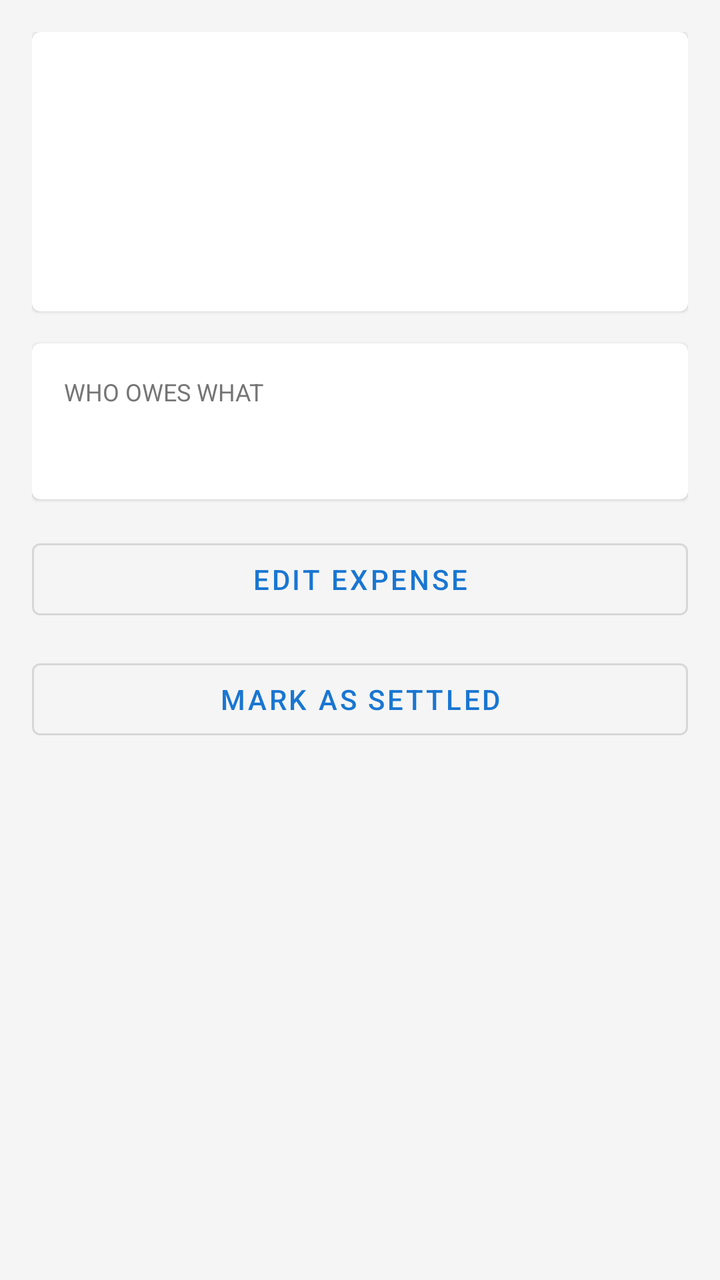
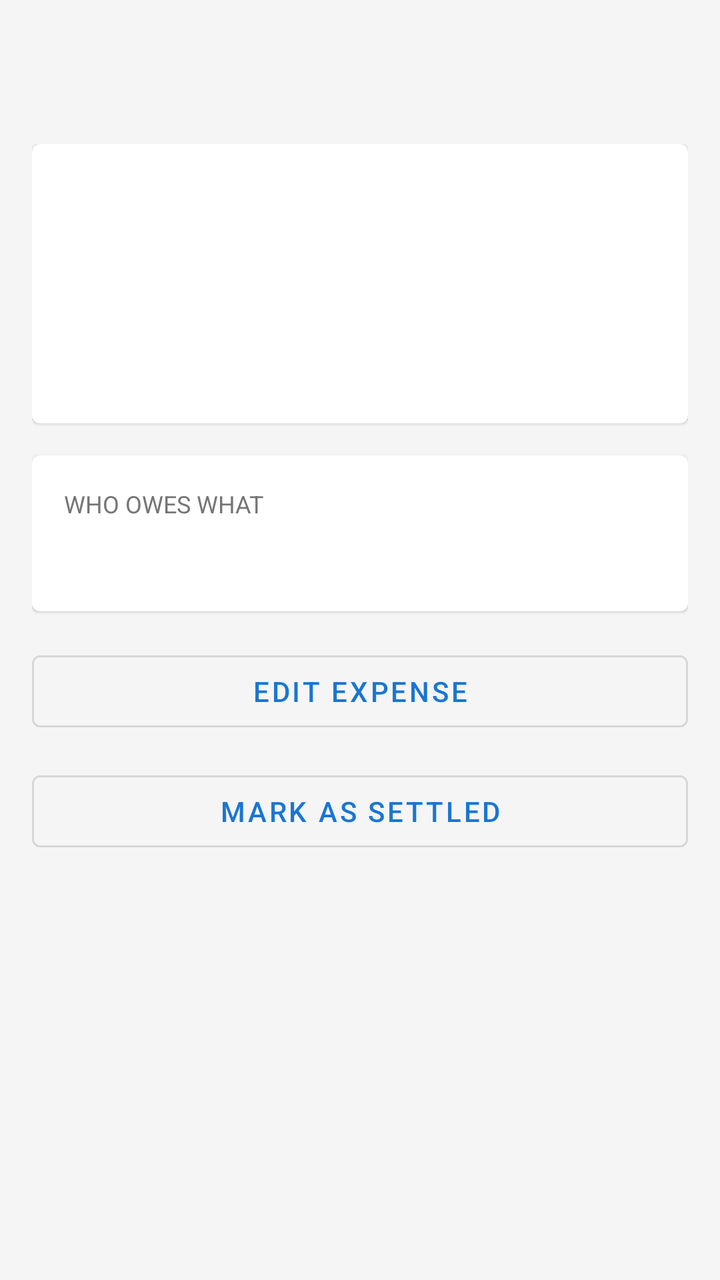

An Android layout rendered at two revisions. The XML below is the earlier revision; the diff shows what the commit changed to produce the second picture.
<!-- AndroidManifest.xml: application theme Theme.IOweYou.NoActionBar -->
<!-- res/layout/fragment_expense_detail.xml -->
<?xml version="1.0" encoding="utf-8"?>
<ScrollView
    xmlns:android="http://schemas.android.com/apk/res/android"
    android:layout_width="match_parent"
    android:layout_height="match_parent"
    android:background="@color/background">

    <LinearLayout
        android:layout_width="match_parent"
        android:layout_height="wrap_content"
        android:orientation="vertical"
        android:padding="16dp">

        
        <com.google.android.material.card.MaterialCardView
            android:layout_width="match_parent"
            android:layout_height="wrap_content"
            android:layout_marginBottom="16dp">

            <LinearLayout
                android:layout_width="match_parent"
                android:layout_height="wrap_content"
                android:orientation="vertical"
                android:padding="16dp">

                <TextView
                    android:id="@+id/tvDetailTitle"
                    android:layout_width="match_parent"
                    android:layout_height="wrap_content"
                    android:textSize="22sp"
                    android:textStyle="bold" />

                <TextView
                    android:id="@+id/tvDetailDate"
                    android:layout_width="match_parent"
                    android:layout_height="wrap_content"
                    android:textSize="14sp"
                    android:textColor="@color/colorNeutral"
                    android:layout_marginTop="4dp" />

                <TextView
                    android:id="@+id/tvDetailTotal"
                    android:layout_width="match_parent"
                    android:layout_height="wrap_content"
                    android:textSize="18sp"
                    android:textStyle="bold"
                    android:textColor="@color/colorPrimary"
                    android:layout_marginTop="8dp" />

                <TextView
                    android:id="@+id/tvPaidBy"
                    android:layout_width="match_parent"
                    android:layout_height="wrap_content"
                    android:textSize="14sp"
                    android:layout_marginTop="4dp" />

                <TextView
                    android:id="@+id/tvSettledBadge"
                    android:layout_width="wrap_content"
                    android:layout_height="wrap_content"
                    android:layout_marginTop="8dp"
                    android:text="SETTLED"
                    android:textColor="@color/colorPositive"
                    android:textStyle="bold"
                    android:visibility="gone" />

            </LinearLayout>
        </com.google.android.material.card.MaterialCardView>

        
        <com.google.android.material.card.MaterialCardView
            android:layout_width="match_parent"
            android:layout_height="wrap_content"
            android:layout_marginBottom="16dp">

            <LinearLayout
                android:layout_width="match_parent"
                android:layout_height="wrap_content"
                android:orientation="vertical"
                android:padding="16dp">

                <TextView
                    android:layout_width="match_parent"
                    android:layout_height="wrap_content"
                    android:text="WHO OWES WHAT"
                    android:textSize="12sp"
                    android:textColor="@color/colorNeutral"
                    android:textAllCaps="true"
                    android:layout_marginBottom="8dp" />

                <TextView
                    android:id="@+id/tvBreakdown"
                    android:layout_width="match_parent"
                    android:layout_height="wrap_content"
                    android:textSize="16sp"
                    android:lineSpacingExtra="4dp" />

            </LinearLayout>
        </com.google.android.material.card.MaterialCardView>

        
        <Button
            android:id="@+id/btnVenmo"
            android:layout_width="match_parent"
            android:layout_height="wrap_content"
            android:layout_marginBottom="12dp"
            android:text="@string/pay_via_venmo"
            android:backgroundTint="#008CFF"
            android:visibility="gone" />

        <Button
            android:id="@+id/btnEdit"
            android:layout_width="match_parent"
            android:layout_height="wrap_content"
            android:layout_marginBottom="12dp"
            android:text="Edit Expense"
            style="@style/Widget.MaterialComponents.Button.OutlinedButton" />

        <Button
            android:id="@+id/btnSettle"
            android:layout_width="match_parent"
            android:layout_height="wrap_content"
            android:text="@string/settle_up"
            style="@style/Widget.MaterialComponents.Button.OutlinedButton" />

    </LinearLayout>
</ScrollView>
<!-- resources referenced by this layout -->
<resources>
  <color name="background">#F5F5F5</color>
  <color name="colorNeutral">#757575</color>
  <color name="colorPositive">#2E7D32</color>
  <color name="colorPrimary">#1976D2</color>
  <string name="pay_via_venmo">Pay via Venmo</string>
  <string name="settle_up">Mark as Settled</string>
  <style name="Theme.IOweYou.NoActionBar" parent="Theme.IOweYou">
          <item name="windowActionBar">false</item>
          <item name="windowNoTitle">true</item>
      </style>
  <style name="Theme.IOweYou" parent="Theme.MaterialComponents.DayNight.DarkActionBar">
          <item name="colorPrimary">@color/colorPrimary</item>
          <item name="colorPrimaryDark">@color/colorPrimaryDark</item>
          <item name="colorAccent">@color/colorAccent</item>
          <item name="android:windowBackground">@color/background</item>
      </style>
  <color name="colorPrimaryDark">#1565C0</color>
  <color name="colorAccent">#43A047</color>
</resources>

<!-- the commit's change to res/layout/fragment_expense_detail.xml (unified diff, before → after) -->
@@ -3,7 +3,9 @@
     xmlns:android="http://schemas.android.com/apk/res/android"
     android:layout_width="match_parent"
     android:layout_height="match_parent"
-    android:background="@color/background">
+    android:background="@color/background"
+    android:paddingTop="?attr/actionBarSize"
+    android:clipToPadding="false">
 
     <LinearLayout
         android:layout_width="match_parent"
